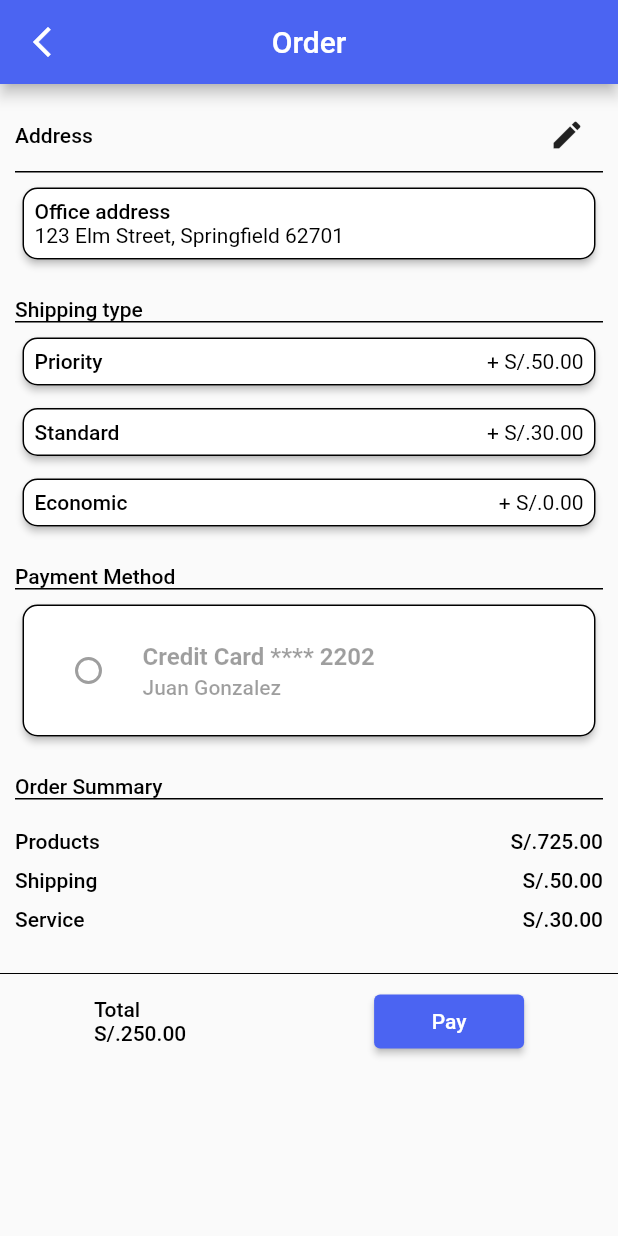
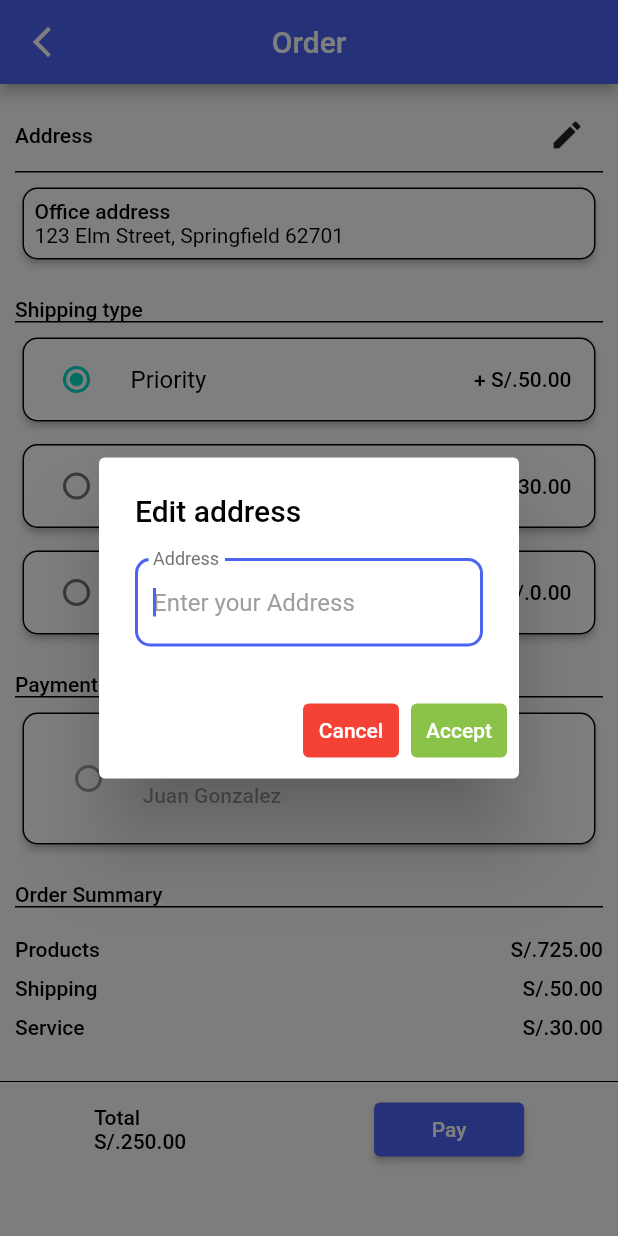
Before and after one commit to emertechupc/fitster_app, a Flutter app: the OrderView screen opened by its route, after a tap on the "edit" icon, on a phone screen of 412 x 824 dp. Run offline on Flutter 3.47's test engine with Material 2 defaults, Android fonts, the phone set to English and light mode, and no system bars; our stand-ins replace animate_do, camera, card_swiper, flutter_rating_bar, flutter_svg; missing offline and left inert: google_mlkit_pose_detection.

Commit message:
feat: fix design

```diff
--- a/lib/shopping/screens/order_view.dart
+++ b/lib/shopping/screens/order_view.dart
@@ -1,7 +1,20 @@
 import 'package:flutter/material.dart';
 
-class OrderView extends StatelessWidget {
+class OrderView extends StatefulWidget {
   const OrderView({super.key});
+
+  @override
+  State<OrderView> createState() => _OrderViewState();
+}
+
+class _OrderViewState extends State<OrderView> {
+  static const values = <String>['Priority', 'Standard', 'Economic'];
+  static const mapPrices = {
+    'Priority': '+ S/.50.00',
+    'Standard': '+ S/.30.00',
+    'Economic': '+ S/.0.00',
+  };
+  String selectedValue = values.first;
 
   @override
   Widget build(BuildContext context) {
@@ -34,7 +47,7 @@ class OrderView extends StatelessWidget {
                   children: [
                     Text('Address'),
                     IconButton(
-                      onPressed: () {},
+                      onPressed: _showAlertDialog,
                       icon: Icon(
                         Icons.edit,
                       ),
@@ -85,96 +98,7 @@ class OrderView extends StatelessWidget {
                   ],
                 ),
               ),
-              SizedBox(
-                width: double.infinity,
-                child: Card(
-                  shape: RoundedRectangleBorder(
-                    side: BorderSide(
-                      color: colors,
-                      width: 1,
-                    ),
-                    borderRadius: BorderRadius.circular(10.0),
-                  ),
-                  margin: EdgeInsets.only(left: 15, right: 15, bottom: 15),
-                  elevation: 2,
-                  child: Padding(
-                    padding: const EdgeInsets.all(8.0),
-                    child: Row(
-                      crossAxisAlignment: CrossAxisAlignment.start,
-                      children: const [
-                        Text('Priority'),
-                        Spacer(),
-                        Text(
-                          '+ S/.50.00',
-                          style: TextStyle(
-                            fontWeight: FontWeight.normal,
-                          ),
-                        )
-                      ],
-                    ),
-                  ),
-                ),
-              ),
-              SizedBox(
-                width: double.infinity,
-                child: Card(
-                  shape: RoundedRectangleBorder(
-                    side: BorderSide(
-                      color: colors,
-                      width: 1,
-                    ),
-                    borderRadius: BorderRadius.circular(10.0),
-                  ),
-                  margin: EdgeInsets.only(left: 15, right: 15, bottom: 15),
-                  elevation: 2,
-                  child: Padding(
-                    padding: const EdgeInsets.all(8.0),
-                    child: Row(
-                      crossAxisAlignment: CrossAxisAlignment.start,
-                      children: const [
-                        Text('Standard'),
-                        Spacer(),
-                        Text(
-                          '+ S/.30.00',
-                          style: TextStyle(
-                            fontWeight: FontWeight.normal,
-                          ),
-                        )
-                      ],
-                    ),
-                  ),
-                ),
-              ),
-              SizedBox(
-                width: double.infinity,
-                child: Card(
-                  shape: RoundedRectangleBorder(
-                    side: BorderSide(
-                      color: colors,
-                      width: 1,
-                    ),
-                    borderRadius: BorderRadius.circular(10.0),
-                  ),
-                  margin: EdgeInsets.only(left: 15, right: 15, bottom: 15),
-                  elevation: 2,
-                  child: Padding(
-                    padding: const EdgeInsets.all(8.0),
-                    child: Row(
-                      crossAxisAlignment: CrossAxisAlignment.start,
-                      children: const [
-                        Text('Economic'),
-                        Spacer(),
-                        Text(
-                          '+ S/.0.00',
-                          style: TextStyle(
-                            fontWeight: FontWeight.normal,
-                          ),
-                        )
-                      ],
-                    ),
-                  ),
-                ),
-              ),
+              buildRadios(),
               Container(
                 decoration: BoxDecoration(
                     border: Border(
@@ -301,11 +225,118 @@ class OrderView extends StatelessWidget {
                   )
                 ],
               ),
-              SizedBox(height: 20.0,)
+              SizedBox(
+                height: 20.0,
+              )
             ],
           ),
         ),
       ),
     );
   }
+
+  Widget buildRadios() => Column(
+        children: values.map(
+          (value) {
+            return SizedBox(
+              width: double.infinity,
+              child: Card(
+                shape: RoundedRectangleBorder(
+                  side: BorderSide(
+                    color: Theme.of(context).dividerColor,
+                    width: 1,
+                  ),
+                  borderRadius: BorderRadius.circular(10.0),
+                ),
+                margin: EdgeInsets.only(left: 15, right: 15, bottom: 15),
+                elevation: 2,
+                child: RadioListTile<String>(
+                  value: value,
+                  groupValue: selectedValue,
+                  title: Text(
+                    value,
+                    style: TextStyle(
+                        color: Theme.of(context).textTheme.bodyMedium?.color),
+                  ),
+                  secondary: Text(mapPrices[value]!),
+                  onChanged: (value) => setState(() => selectedValue = value!),
+                ),
+              ),
+            );
+          },
+        ).toList(),
+      );
+
+  Future<void> _showAlertDialog() async {
+    return showGeneralDialog<void>(
+      context: context,
+      barrierDismissible: false,
+      transitionDuration: const Duration(milliseconds: 250),
+      pageBuilder: (context, animation1, animation2) {
+        return Container();
+      },
+      transitionBuilder: (context, a1, a2, widget) {
+        return ScaleTransition(
+          scale: Tween<double>(begin: 0.5, end: 1.0).animate(a1),
+          child: AlertDialog(
+            title: Text(
+              'Edit address',
+              style: TextStyle(
+                  color: Theme.of(context).textTheme.bodyMedium?.color),
+            ),
+            content: SingleChildScrollView(
+              child: ListBody(
+                children: <Widget>[
+                  TextField(
+                    style: TextStyle(color: Theme.of(context).textTheme.bodyMedium?.color),
+                    autofocus: true,
+                    decoration: InputDecoration(
+                      labelText: 'Address',
+                      border: OutlineInputBorder(
+                        borderRadius: BorderRadius.all(
+                          Radius.circular(10),
+                        ),
+                      ),
+                      hintText: 'Enter your Address',
+                    ),
+                  ),
+                ],
+              ),
+            ),
+            actions: <Widget>[
+              TextButton(
+                style: ButtonStyle(
+                  backgroundColor: MaterialStatePropertyAll<Color>(Colors.red),
+                  overlayColor:
+                      MaterialStatePropertyAll<Color>(Colors.transparent),
+                ),
+                child: Text(
+                  'Cancel',
+                  style: TextStyle(color: Colors.white),
+                ),
+                onPressed: () {
+                  Navigator.of(context).pop();
+                },
+              ),
+              TextButton(
+                style: ButtonStyle(
+                  backgroundColor:
+                      MaterialStatePropertyAll<Color>(Colors.lightGreen),
+                  overlayColor:
+                      MaterialStatePropertyAll<Color>(Colors.transparent),
+                ),
+                child: Text(
+                  'Accept',
+                  style: TextStyle(color: Colors.white),
+                ),
+                onPressed: () {
+                  Navigator.of(context).pop();
+                },
+              ),
+            ],
+          ),
+        );
+      },
+    );
+  }
 }
--- a/lib/states/theme_state.dart
+++ b/lib/states/theme_state.dart
@@ -54,6 +54,7 @@ class ThemeState with ChangeNotifier {
           ),
           colorScheme: ColorScheme.light().copyWith(
             background: Color(0xFF4B64F2),
+            primary: Color(0xFF4B64F2)
           ),
           filledButtonTheme: FilledButtonThemeData(
             style: ButtonStyle(
@@ -64,6 +65,10 @@ class ThemeState with ChangeNotifier {
                 Size(128, 48),
               ),
             ),
+          ),
+          inputDecorationTheme: InputDecorationTheme(
+            hintStyle: TextStyle(color: Colors.grey),
+            labelStyle: TextStyle(color: Colors.grey.shade600),
           ),
           buttonTheme: ButtonThemeData(
             buttonColor: Color(0xFF4B64F2),
```
